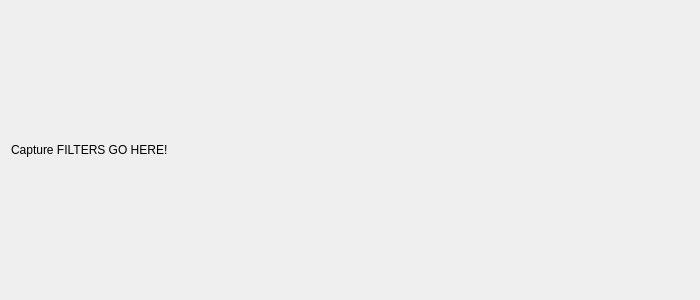
evanrolfe/oneproxy, file src/frontend/ui/network/network_capture_filters.ui: the form before one commit.
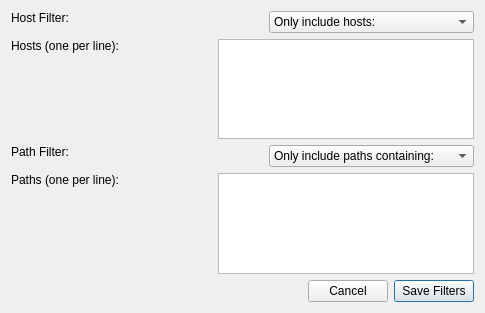
The form after the commit.

Commit message: Frontend: add form inputs to capture filters

Patch:
```diff
--- a/src/frontend/ui/network/network_capture_filters.ui
+++ b/src/frontend/ui/network/network_capture_filters.ui
@@ -6,20 +6,245 @@
    <rect>
     <x>0</x>
     <y>0</y>
-    <width>700</width>
-    <height>300</height>
+    <width>485</width>
+    <height>313</height>
    </rect>
   </property>
   <property name="windowTitle">
    <string>New Client</string>
   </property>
-  <layout class="QVBoxLayout" name="verticalLayout_2">
+  <layout class="QVBoxLayout" name="verticalLayout">
    <item>
-    <layout class="QVBoxLayout" name="verticalLayout">
+    <layout class="QHBoxLayout" name="horizontalLayout">
      <item>
-      <widget class="QLabel" name="descLabel">
+      <widget class="QLabel" name="label_3">
        <property name="text">
-        <string>Capture FILTERS GO HERE!</string>
+        <string>Host Filter:</string>
+       </property>
+       <property name="alignment">
+        <set>Qt::AlignLeading|Qt::AlignLeft|Qt::AlignTop</set>
+       </property>
+      </widget>
+     </item>
+     <item>
+      <spacer name="horizontalSpacer_5">
+       <property name="orientation">
+        <enum>Qt::Horizontal</enum>
+       </property>
+       <property name="sizeType">
+        <enum>QSizePolicy::MinimumExpanding</enum>
+       </property>
+       <property name="sizeHint" stdset="0">
+        <size>
+         <width>40</width>
+         <height>20</height>
+        </size>
+       </property>
+      </spacer>
+     </item>
+     <item>
+      <widget class="QComboBox" name="hostSettingDropdown">
+       <property name="sizePolicy">
+        <sizepolicy hsizetype="Fixed" vsizetype="Fixed">
+         <horstretch>0</horstretch>
+         <verstretch>0</verstretch>
+        </sizepolicy>
+       </property>
+       <property name="minimumSize">
+        <size>
+         <width>205</width>
+         <height>0</height>
+        </size>
+       </property>
+       <item>
+        <property name="text">
+         <string>Only include hosts:</string>
+        </property>
+       </item>
+       <item>
+        <property name="text">
+         <string>Exclude hosts:</string>
+        </property>
+       </item>
+      </widget>
+     </item>
+    </layout>
+   </item>
+   <item>
+    <layout class="QHBoxLayout" name="horizontalLayout_2">
+     <item>
+      <widget class="QLabel" name="label">
+       <property name="text">
+        <string>Hosts (one per line):</string>
+       </property>
+       <property name="alignment">
+        <set>Qt::AlignLeading|Qt::AlignLeft|Qt::AlignTop</set>
+       </property>
+      </widget>
+     </item>
+     <item>
+      <spacer name="horizontalSpacer_3">
+       <property name="orientation">
+        <enum>Qt::Horizontal</enum>
+       </property>
+       <property name="sizeHint" stdset="0">
+        <size>
+         <width>40</width>
+         <height>20</height>
+        </size>
+       </property>
+      </spacer>
+     </item>
+     <item>
+      <widget class="QPlainTextEdit" name="hostsText"/>
+     </item>
+    </layout>
+   </item>
+   <item>
+    <spacer name="verticalSpacer">
+     <property name="orientation">
+      <enum>Qt::Vertical</enum>
+     </property>
+     <property name="sizeHint" stdset="0">
+      <size>
+       <width>20</width>
+       <height>1</height>
+      </size>
+     </property>
+    </spacer>
+   </item>
+   <item>
+    <layout class="QHBoxLayout" name="horizontalLayout_3">
+     <item>
+      <widget class="QLabel" name="label_4">
+       <property name="text">
+        <string>Path Filter:</string>
+       </property>
+       <property name="alignment">
+        <set>Qt::AlignLeading|Qt::AlignLeft|Qt::AlignTop</set>
+       </property>
+      </widget>
+     </item>
+     <item>
+      <spacer name="horizontalSpacer_4">
+       <property name="orientation">
+        <enum>Qt::Horizontal</enum>
+       </property>
+       <property name="sizeHint" stdset="0">
+        <size>
+         <width>40</width>
+         <height>20</height>
+        </size>
+       </property>
+      </spacer>
+     </item>
+     <item>
+      <widget class="QComboBox" name="pathSettingDropdown">
+       <property name="sizePolicy">
+        <sizepolicy hsizetype="Fixed" vsizetype="Fixed">
+         <horstretch>0</horstretch>
+         <verstretch>0</verstretch>
+        </sizepolicy>
+       </property>
+       <property name="minimumSize">
+        <size>
+         <width>205</width>
+         <height>0</height>
+        </size>
+       </property>
+       <item>
+        <property name="text">
+         <string>Only include paths containing:</string>
+        </property>
+       </item>
+       <item>
+        <property name="text">
+         <string>Exclude paths containing:</string>
+        </property>
+       </item>
+      </widget>
+     </item>
+    </layout>
+   </item>
+   <item>
+    <layout class="QHBoxLayout" name="horizontalLayout_4">
+     <item>
+      <widget class="QLabel" name="label_2">
+       <property name="text">
+        <string>Paths (one per line):</string>
+       </property>
+       <property name="alignment">
+        <set>Qt::AlignLeading|Qt::AlignLeft|Qt::AlignTop</set>
+       </property>
+      </widget>
+     </item>
+     <item>
+      <spacer name="horizontalSpacer_2">
+       <property name="orientation">
+        <enum>Qt::Horizontal</enum>
+       </property>
+       <property name="sizeHint" stdset="0">
+        <size>
+         <width>40</width>
+         <height>20</height>
+        </size>
+       </property>
+      </spacer>
+     </item>
+     <item>
+      <widget class="QPlainTextEdit" name="pathsText">
+       <property name="sizePolicy">
+        <sizepolicy hsizetype="Expanding" vsizetype="Preferred">
+         <horstretch>0</horstretch>
+         <verstretch>0</verstretch>
+        </sizepolicy>
+       </property>
+      </widget>
+     </item>
+    </layout>
+   </item>
+   <item>
+    <spacer name="verticalSpacer_2">
+     <property name="orientation">
+      <enum>Qt::Vertical</enum>
+     </property>
+     <property name="sizeHint" stdset="0">
+      <size>
+       <width>20</width>
+       <height>1</height>
+      </size>
+     </property>
+    </spacer>
+   </item>
+   <item>
+    <layout class="QHBoxLayout" name="horizontalLayout_5">
+     <item>
+      <spacer name="horizontalSpacer">
+       <property name="orientation">
+        <enum>Qt::Horizontal</enum>
+       </property>
+       <property name="sizeHint" stdset="0">
+        <size>
+         <width>40</width>
+         <height>20</height>
+        </size>
+       </property>
+      </spacer>
+     </item>
+     <item>
+      <widget class="QPushButton" name="pushButton_2">
+       <property name="text">
+        <string>Cancel</string>
+       </property>
+       <property name="autoDefault">
+        <bool>false</bool>
+       </property>
+      </widget>
+     </item>
+     <item>
+      <widget class="QPushButton" name="pushButton">
+       <property name="text">
+        <string>Save Filters</string>
        </property>
       </widget>
      </item>
```
The commit also changes 1 other file.
